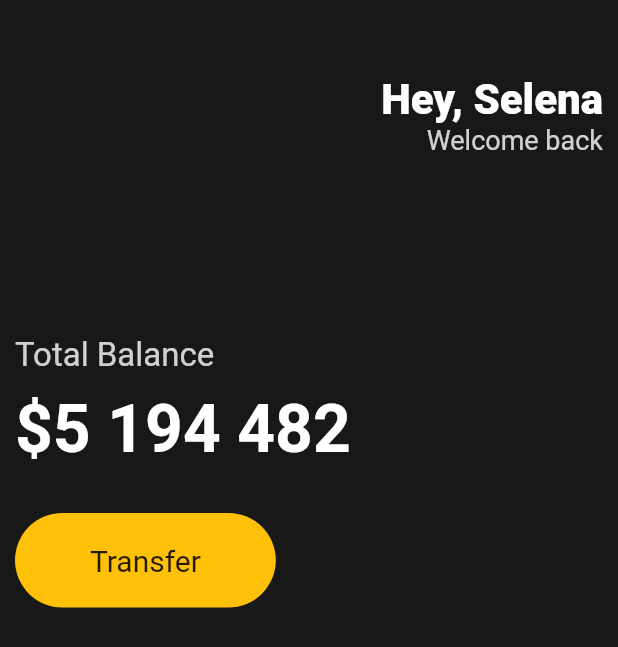
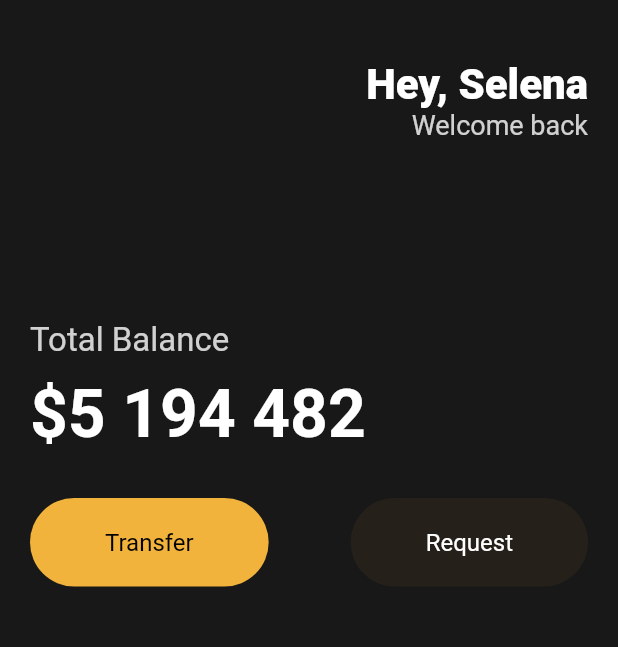
Before and after one commit to jonsoku-dev/flutter-webtoon, a Flutter app: the screen it shows after launch, on a phone screen of 412 x 824 dp. Shown: the top 647 px of the screen. Run offline on Flutter 3.47's test engine with Material 2 defaults, Android fonts, the phone set to English and light mode, and no system bars.

Commit message:
feat: Reusable Widgets

```diff
--- a/lib/main.dart
+++ b/lib/main.dart
@@ -1,4 +1,8 @@
 import 'package:flutter/material.dart';
+import 'package:toonflix/widgets/button.dart';
+
+const taxAmount = 15;
+const priceAmount = 30;
 
 void main() {
   runApp(App());
@@ -11,7 +15,9 @@ class App extends StatelessWidget {
       home: Scaffold(
           backgroundColor: const Color(0xFF181818),
           body: Padding(
-            padding: const EdgeInsets.all(10),
+            padding: const EdgeInsets.symmetric(
+              horizontal: 20,
+            ),
             child: Column(
               crossAxisAlignment: CrossAxisAlignment.start,
               children: [
@@ -65,25 +71,18 @@ class App extends StatelessWidget {
                   height: 30,
                 ),
                 Row(
-                  children: [
-                    Container(
-                      decoration: BoxDecoration(
-                        color: Colors.amber,
-                        borderRadius: BorderRadius.circular(45),
-                      ),
-                      child: const Padding(
-                        padding: EdgeInsets.symmetric(
-                          vertical: 20,
-                          horizontal: 50,
-                        ),
-                        child: Text(
-                          "Transfer",
-                          style: TextStyle(
-                            fontSize: 20,
-                          ),
-                        ),
-                      ),
+                  mainAxisAlignment: MainAxisAlignment.spaceBetween,
+                  children: const [
+                    Button(
+                      text: 'Transfer',
+                      bgColor: Color(0xFFF1B33B),
+                      textColor: Colors.black,
                     ),
+                    Button(
+                      text: 'Request',
+                      bgColor: Color(0x0ff1b33b),
+                      textColor: Colors.white,
+                    )
                   ],
                 ),
               ],
--- /dev/null
+++ b/lib/widgets/button.dart
@@ -0,0 +1,37 @@
+import 'package:flutter/material.dart';
+
+class Button extends StatelessWidget {
+  final String text;
+  final Color bgColor;
+  final Color textColor;
+
+  const Button({
+    super.key,
+    required this.text,
+    required this.bgColor,
+    required this.textColor,
+  });
+
+  @override
+  Widget build(BuildContext context) {
+    return Container(
+      decoration: BoxDecoration(
+        color: bgColor,
+        borderRadius: BorderRadius.circular(45),
+      ),
+      child: Padding(
+        padding: const EdgeInsets.symmetric(
+          vertical: 20,
+          horizontal: 50,
+        ),
+        child: Text(
+          text,
+          style: TextStyle(
+            color: textColor,
+            fontSize: 16,
+          ),
+        ),
+      ),
+    );
+  }
+}
```
